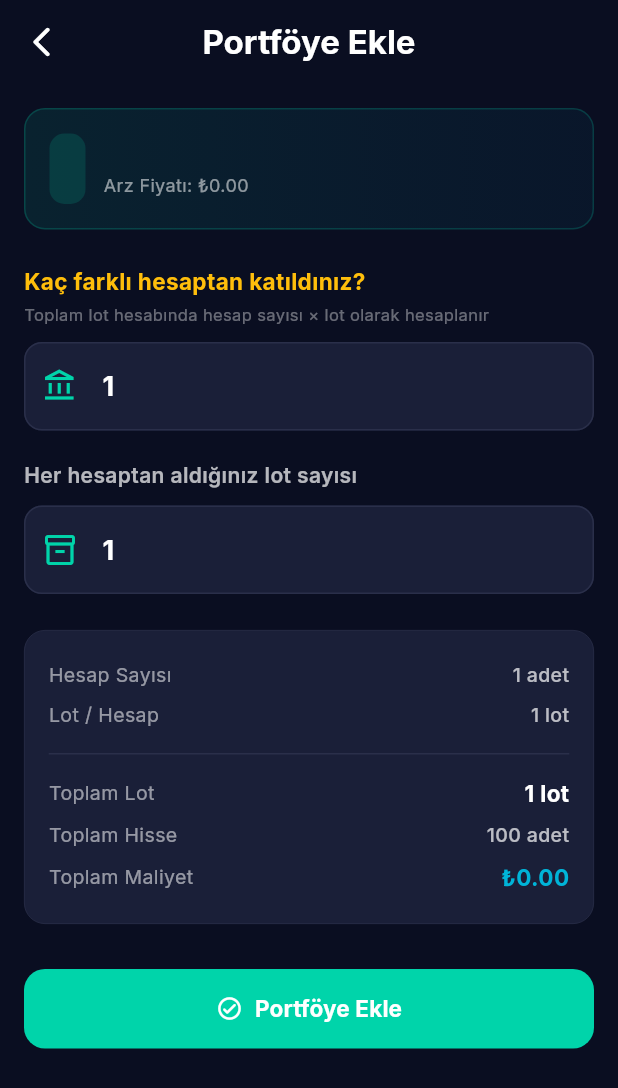
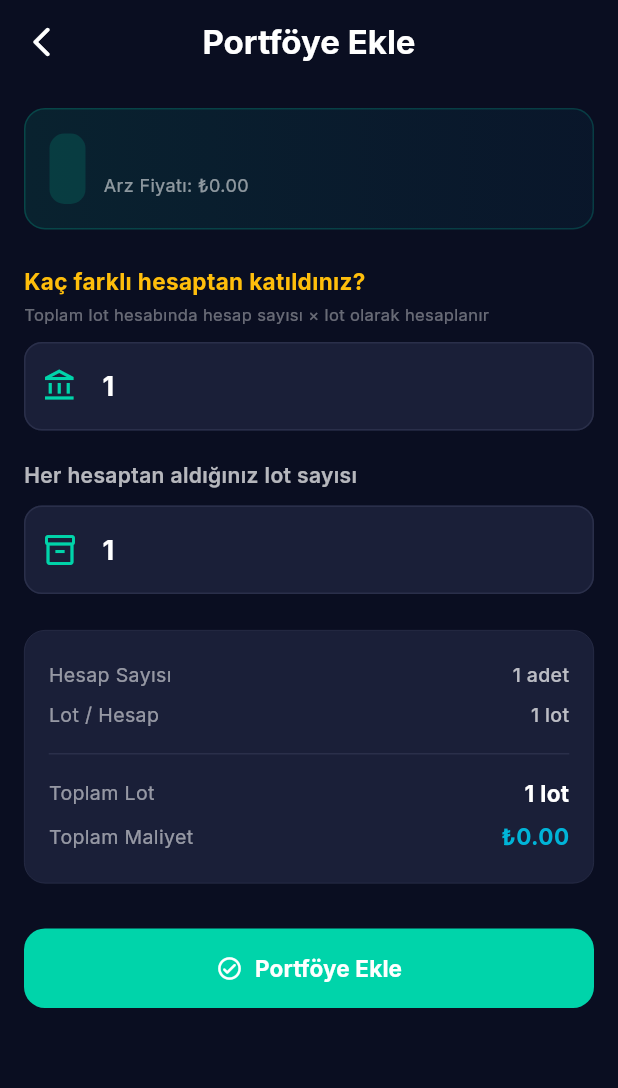
Before and after one commit to muhammedrbay/halkaarz, a Flutter app: the AddPortfolioScreen screen opened directly with empty values, on a phone screen of 412 x 824 dp. Shown: the top 1088 px of the screen. Run offline on Flutter 3.47's test engine with Material 3 defaults, Android fonts, the phone set to English and light mode, and no system bars; our stand-ins replace firebase_core, firebase_database, firebase_messaging, fl_chart, flutter_local_notifications, google_fonts and 3 more; missing offline and left inert: app_tracking_transparency; accounts and stored records are empty; network calls fail; statements that could not run were skipped.

Commit message:
fix(portfolio): correct cost calculation and remove Toplam Hisse

```diff
--- a/lib/screens/add_portfolio_screen.dart
+++ b/lib/screens/add_portfolio_screen.dart
@@ -21,8 +21,7 @@ class _AddPortfolioScreenState extends State<AddPortfolioScreen> {
   int get _lot => int.tryParse(_lotController.text) ?? 1;
   int get _hesap => int.tryParse(_hesapController.text) ?? 1;
   int get _toplamLot => _lot * _hesap;
-  int get _toplamHisse => _toplamLot * 100;
-  double get _toplamMaliyet => _toplamHisse * widget.ipo.arzFiyati;
+  double get _toplamMaliyet => _toplamLot * widget.ipo.arzFiyati;
 
   @override
   void dispose() {
@@ -211,10 +210,6 @@ class _AddPortfolioScreenState extends State<AddPortfolioScreen> {
                     highlight: true,
                   ),
                   _buildSummaryRow(
-                    'Toplam Hisse',
-                    '$_toplamHisse adet',
-                  ),
-                  _buildSummaryRow(
                     'Toplam Maliyet',
                     '₺${_toplamMaliyet.toStringAsFixed(2)}',
                     highlight: true,
```
